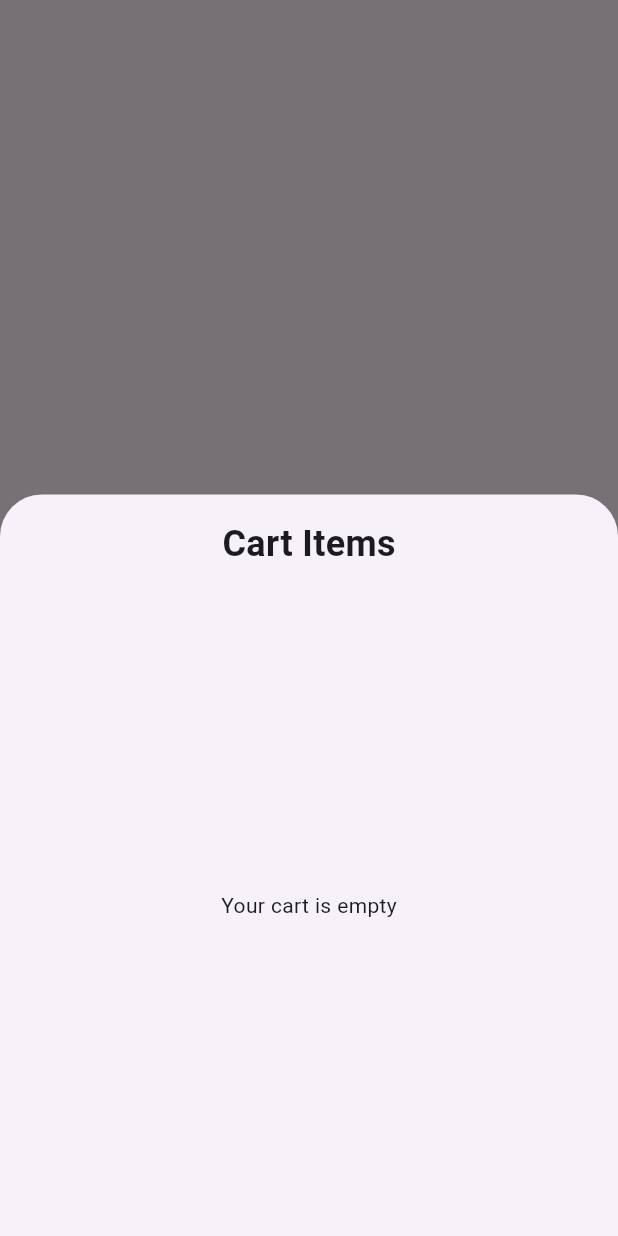
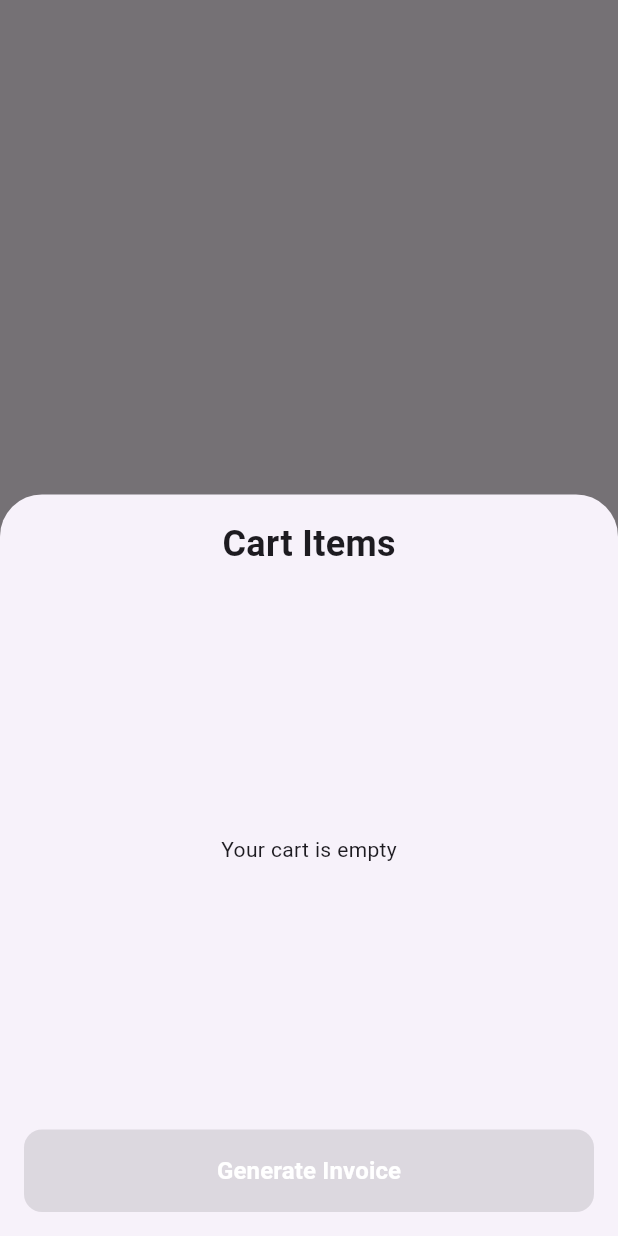
Before and after one commit to RWEMAISINGIZWENorbert/invoices-maker, a Flutter app: what saleCart() shows on an empty page, opened directly with empty values, on a phone screen of 412 x 824 dp. Run offline on Flutter 3.47's test engine with Material 3 defaults, Android fonts, the phone set to English and light mode, and no system bars; our stand-ins replace google_fonts, iconly.

Commit message:
generate and show invoide in the UI

```diff
--- a/lib/main.dart
+++ b/lib/main.dart
@@ -12,6 +12,7 @@ class MyApp extends StatelessWidget {
   @override
   Widget build(BuildContext context) {
     return MaterialApp(
+      debugShowCheckedModeBanner: false,
       title: 'Invoice',
       home: const HomeScreen(),
     );
--- /dev/null
+++ b/lib/models/invoice.dart
@@ -0,0 +1,30 @@
+class Invoice {
+  final String id;
+  final DateTime date;
+  final List<InvoiceItem> items;
+
+  // Logic: The model handles the math
+  double get subtotal => items.fold(0, (sum, item) => sum + item.total);
+  double get taxRate => 0.10; // Example: 10% tax hardcoded for MVP
+  double get taxAmount => subtotal * taxRate;
+  double get total => subtotal + taxAmount;
+
+  Invoice({required this.id, required this.date, required this.items});
+
+  // Helper for UI: #001, #002, etc.
+  String get displayId => '#${id.padLeft(3, '0')}';
+}
+
+class InvoiceItem {
+  final String name;
+  final double quantity;
+  final double price;
+
+  double get total => quantity * price;
+
+  InvoiceItem({
+    required this.name,
+    required this.quantity,
+    required this.price,
+  });
+}
--- a/lib/screens/sale.dart
+++ b/lib/screens/sale.dart
@@ -3,6 +3,8 @@ import 'package:invoice/models/products.dart';
 import 'package:invoice/models/cart_item.dart';
 import 'package:invoice/widgets/animated_snackbar.dart';
 import 'package:invoice/widgets/product_item.dart';
+import 'package:invoice/models/invoice.dart';
+import 'package:invoice/screens/invoice_preview.dart';
 
 class Sale extends StatefulWidget {
   const Sale({super.key});
@@ -229,11 +231,63 @@ Future<dynamic> saleCart(
                             },
                           ),
                 ),
-              ],
-            ),
-          );
-        },
-      );
+
+              const SizedBox(height: 20),
+              SizedBox(
+                width: double.infinity,
+                child: ElevatedButton(
+                  style: ElevatedButton.styleFrom(
+                    backgroundColor: Theme.of(context).primaryColor,
+                    padding: const EdgeInsets.symmetric(vertical: 16),
+                    shape: RoundedRectangleBorder(
+                      borderRadius: BorderRadius.circular(12),
+                    ),
+                  ),
+                  onPressed: cartItems.isEmpty
+                      ? null
+                      : () {
+                          // 1. Transform CartItems to InvoiceItems
+                          final invoiceItems = cartItems
+                              .map((c) => InvoiceItem(
+                                    name: c.product.name,
+                                    quantity: c.quantity.toDouble(),
+                                    price: c.product.price,
+                                  ))
+                              .toList();
+
+                          // 2. Create Invoice
+                          final invoice = Invoice(
+                            id: DateTime.now()
+                                .millisecondsSinceEpoch
+                                .toString()
+                                .substring(9), // Simple ID logic for MVP
+                            date: DateTime.now(),
+                            items: invoiceItems,
+                          );
+
+                          // 3. Navigate to Preview
+                          Navigator.pop(context); // Close cart
+                          Navigator.push(
+                            context,
+                            MaterialPageRoute(
+                              builder: (context) =>
+                                  InvoicePreview(invoice: invoice),
+                            ),
+                          );
+                        },
+                  child: const Text(
+                    'Generate Invoice',
+                    style: TextStyle(
+                        fontSize: 16,
+                        fontWeight: FontWeight.bold,
+                        color: Colors.white),
+                  ),
+                ),
+              ),
+              ]
+          ),
+        );
+      });
     },
   );
 }
--- a/pubspec.yaml
+++ b/pubspec.yaml
@@ -36,6 +36,7 @@ dependencies:
   cupertino_icons: ^1.0.8
   iconly: ^1.0.1
   google_fonts: ^6.3.2
+  intl: ^0.20.2
 
 dev_dependencies:
   flutter_test:
```
Also changed, not shown: lib/screens/invoice_preview.dart (added, +246 -0 lines), pubspec.lock.
